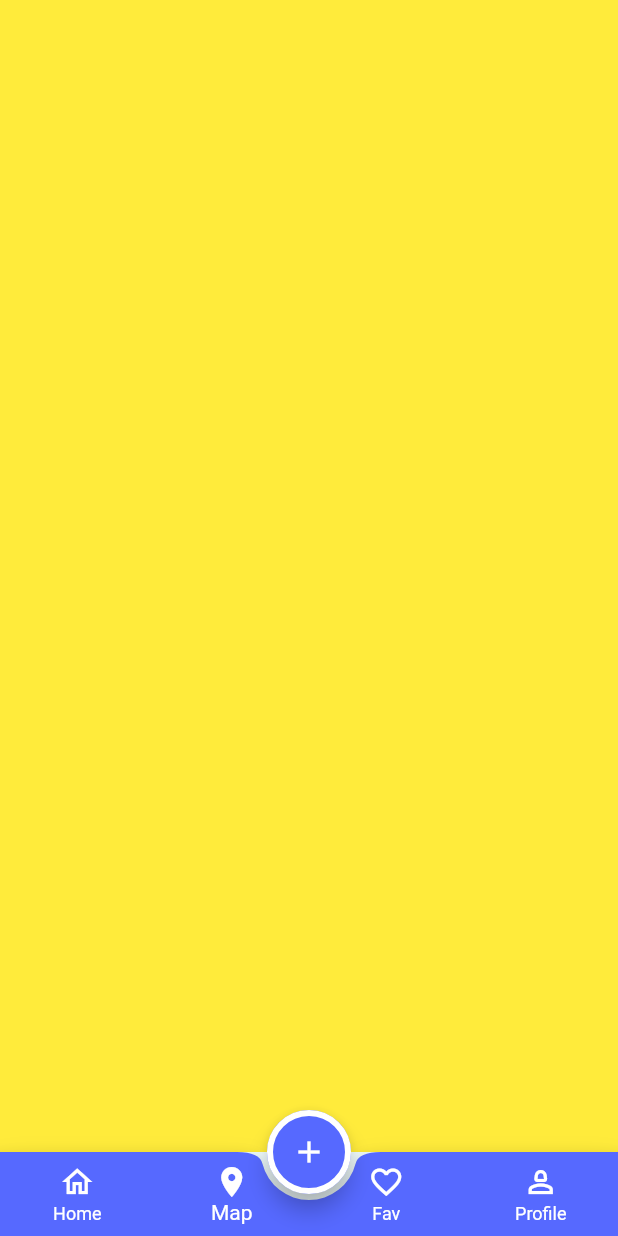
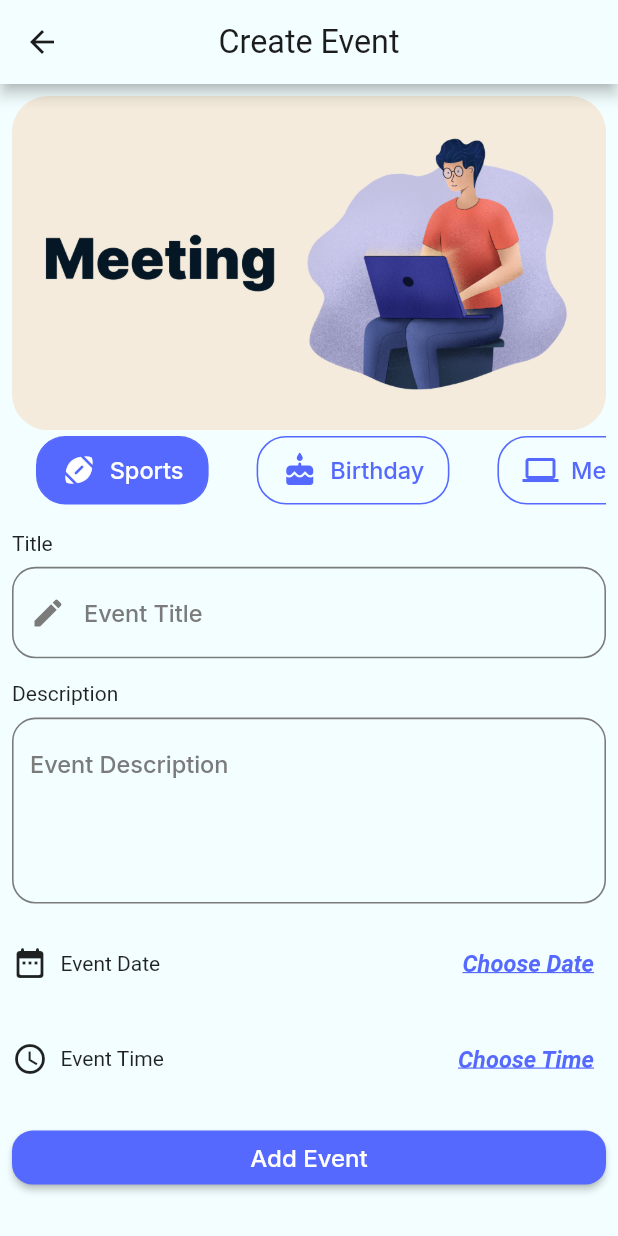
Before and after one commit to muhammedSaadX1/Evently-C15-Mon, a Flutter app: the screen it shows after launch, item 2 of the bottom bar chosen, after a tap on the "add" icon, on a phone screen of 412 x 824 dp. Run offline on Flutter 3.47's test engine with Material 3 defaults, Android fonts, the phone set to English and light mode, and no system bars; our stand-ins replace flutter_screenutil, google_fonts.

Commit message:
finished create event screen ui

```diff
--- a/lib/config/theme/theme_manager.dart
+++ b/lib/config/theme/theme_manager.dart
@@ -34,7 +34,7 @@ abstract class ThemeManager{
       hintStyle: GoogleFonts.inter(
         fontSize: 16.sp,
         fontWeight: FontWeight.w500,
-        color: ColorsManager.blue,
+        color: ColorsManager.grey,
       ) ,
 
         labelStyle: GoogleFonts.inter(
--- a/lib/core/routes_manager.dart
+++ b/lib/core/routes_manager.dart
@@ -1,5 +1,6 @@
 import 'package:evently_c15_mon/features/authentication/login/login_screen.dart';
 import 'package:evently_c15_mon/features/authentication/register/register_screen.dart';
+import 'package:evently_c15_mon/features/create_event/create_event.dart';
 import 'package:evently_c15_mon/features/main_layout/layout.dart';
 import 'package:flutter/cupertino.dart';
 
@@ -7,6 +8,7 @@ class RoutesManger{
   static const String login = "/login";
   static const String register = "/register";
   static const String mainLayout = "/mainLayout";
+  static const String createEvent = "/createEvent";
 
   static Route? getRoute(RouteSettings settings){
     switch(settings.name){
@@ -21,6 +23,10 @@ class RoutesManger{
         return CupertinoPageRoute(builder: (context) => LayoutScreen(),);
 
       }
+      case createEvent:{
+        return CupertinoPageRoute(builder: (context) => CreateEvent(),);
+
+      }
 
     }
   }
--- a/lib/features/main_layout/home/category_item.dart
+++ b/lib/core/widgets/category_item.dart
@@ -24,7 +24,7 @@ class CategoryItem extends StatelessWidget {
       padding: REdgeInsets.symmetric(vertical: 10, horizontal: 16),
       decoration: BoxDecoration(
           borderRadius: BorderRadius.circular(20.r),
-          border: Border.all(color: ColorsManager.whiteBlue, width: 1.w),
+          border: Border.all(color: selectedBackgroundColor, width: 1.w),
           color: isSelected ? selectedBackgroundColor : unSelectedBackgroundColor
       ),
       child: Row(
--- /dev/null
+++ b/lib/core/widgets/custom_tab_bar.dart
@@ -0,0 +1,61 @@
+import 'package:evently_c15_mon/core/colors_manager.dart';
+import 'package:evently_c15_mon/core/widgets/category_item.dart';
+import 'package:evently_c15_mon/models/category_model.dart';
+
+import 'package:flutter/material.dart';
+
+class CustomTabBar extends StatefulWidget {
+  const CustomTabBar({
+    super.key,
+    required this.categories,
+    required this.selectedBackgroundColor,
+    required this.unSelectedBackgroundColor,
+    required this.selectedForegroundColor,
+    required this.unSelectedForegroundColor,
+
+  });
+
+  final List<CategoryModel> categories;
+  final Color selectedBackgroundColor;
+  final Color unSelectedBackgroundColor;
+  final Color selectedForegroundColor;
+  final Color unSelectedForegroundColor;
+
+
+  @override
+  State<CustomTabBar> createState() => _CustomTabBarState();
+}
+
+class _CustomTabBarState extends State<CustomTabBar> {
+  int selectedIndexTab = 0;
+
+  @override
+  Widget build(BuildContext context) {
+    return DefaultTabController(
+      length: widget.categories.length,
+      child: TabBar(
+        tabAlignment: TabAlignment.start,
+        indicatorColor: Colors.transparent,
+        onTap: (index) {
+          setState(() {
+            selectedIndexTab = index;
+          });
+        },
+        isScrollable: true,
+        tabs:
+            widget.categories.map((category) {
+              print(widget.categories.indexOf(category));
+              return CategoryItem(
+                category: category,
+                selectedBackgroundColor: widget.selectedBackgroundColor,
+                unSelectedBackgroundColor: widget.unSelectedBackgroundColor,
+                selectedForegroundColor: widget.selectedForegroundColor,
+                unSelectedForegroundColor: widget.unSelectedForegroundColor,
+                isSelected:
+                    widget.categories.indexOf(category) == selectedIndexTab,
+              );
+            }).toList(),
+      ),
+    );
+  }
+}
--- a/lib/core/widgets/custom_text_form_field.dart
+++ b/lib/core/widgets/custom_text_form_field.dart
@@ -12,6 +12,7 @@ class CustomTextFormField extends StatelessWidget {
     this.suffixIcon,
     this.keyboardType = TextInputType.text,
     this.hint,
+    this.maxLines = 1,
   });
 
   final String?label;
@@ -20,20 +21,23 @@ class CustomTextFormField extends StatelessWidget {
   final IconData? prefixIcon;
   final IconData? suffixIcon;
   final Color prefixIconColor;
+  final int maxLines ;
 
   @override
   Widget build(BuildContext context) {
     return TextFormField(
+      maxLines: maxLines,
       style: GoogleFonts.inter(color: ColorsManager.black, fontSize: 18.sp, fontWeight: FontWeight.w400),
       keyboardType: keyboardType,
       decoration: InputDecoration(
         hintText: hint,
 
         labelText: label,
+        prefixIconColor: prefixIconColor,
 
         prefixIcon:
             prefixIcon != null
-                ? Icon(prefixIcon, color:prefixIconColor)
+                ? Icon(prefixIcon,)
                 : null,
         suffixIcon:
             suffixIcon != null
--- /dev/null
+++ b/lib/features/create_event/create_event.dart
@@ -0,0 +1,79 @@
+import 'package:evently_c15_mon/core/assets_manager.dart';
+import 'package:evently_c15_mon/core/colors_manager.dart';
+import 'package:evently_c15_mon/core/widgets/custom_elevated_button.dart';
+import 'package:evently_c15_mon/core/widgets/custom_tab_bar.dart';
+import 'package:evently_c15_mon/core/widgets/custom_text_button.dart';
+import 'package:evently_c15_mon/core/widgets/custom_text_form_field.dart';
+import 'package:evently_c15_mon/models/category_model.dart';
+import 'package:flutter/material.dart';
+import 'package:flutter_screenutil/flutter_screenutil.dart';
+
+class CreateEvent extends StatelessWidget {
+  const CreateEvent({super.key});
+
+  @override
+  Widget build(BuildContext context) {
+    return Scaffold(
+      appBar: AppBar(title: Text("Create Event")),
+      body: Padding(
+        padding: const EdgeInsets.all(8.0),
+        child: SingleChildScrollView(
+          child: Column(
+            crossAxisAlignment: CrossAxisAlignment.stretch,
+            children: [
+              ClipRRect(
+                borderRadius: BorderRadius.circular(24),
+                child: Image.asset(ImageAssets.meeting),
+              ),
+              SizedBox(height: 4.h),
+              CustomTabBar(
+                categories: CategoryModel.categories,
+                selectedBackgroundColor: ColorsManager.blue,
+                unSelectedBackgroundColor: Colors.transparent,
+                selectedForegroundColor: ColorsManager.white,
+                unSelectedForegroundColor: ColorsManager.blue,
+              ),
+              SizedBox(height: 16.h,),
+              Text("Title"),
+              SizedBox(height: 8.h,),
+              CustomTextFormField(prefixIcon: Icons.edit, hint: "Event Title",),
+              SizedBox(height: 16.h,),
+              Text("Description"),
+              SizedBox(height: 8.h,),
+              CustomTextFormField( hint: "Event Description",maxLines: 4,),
+              SizedBox(height: 16.h,),
+              Row(
+                children: [
+                  Icon(Icons.date_range_rounded),
+                  SizedBox(width: 8.w,),
+                  Text("Event Date"),
+                  Spacer(),
+                  CustomTextButton(title: "Choose Date", onPressed: (){
+                    showDatePicker(context: context, firstDate: DateTime.now(), lastDate: DateTime.now().add(Duration(days: 356)));
+                  }
+                  )
+                ],
+              ),
+              SizedBox(height: 16.h,),
+              Row(
+                children: [
+                  Icon(Icons.access_time_outlined),
+                  SizedBox(width: 8.w,),
+                  Text("Event Time"),
+                  Spacer(),
+                  CustomTextButton(title: "Choose Time", onPressed: (){
+                    showTimePicker(context: context, initialTime: TimeOfDay.now());
+                  }
+                  ),
+
+                ],
+              ),
+              SizedBox(height: 18,),
+              CustomElevatedButton(title: "Add Event")
+            ],
+          ),
+        ),
+      ),
+    );
+  }
+}
--- a/lib/features/main_layout/home/home.dart
+++ b/lib/features/main_layout/home/home.dart
@@ -1,5 +1,6 @@
 import 'package:evently_c15_mon/core/colors_manager.dart';
-import 'package:evently_c15_mon/features/main_layout/home/category_item.dart';
+import 'package:evently_c15_mon/core/widgets/category_item.dart';
+import 'package:evently_c15_mon/core/widgets/custom_tab_bar.dart';
 import 'package:evently_c15_mon/features/main_layout/home/event_item.dart';
 import 'package:evently_c15_mon/models/category_model.dart';
 import 'package:flutter/material.dart';
@@ -14,19 +15,7 @@ class Home extends StatefulWidget {
 }
 
 class _HomeState extends State<Home> {
-  List<CategoryModel> categories = [
-    CategoryModel(name: "All", icon: Icons.all_inclusive),
-    CategoryModel(name: "Sports", icon: Icons.sports_football_rounded),
-    CategoryModel(name: "Birthday", icon: Icons.cake_rounded),
-    CategoryModel(name: "Meeting", icon: Icons.laptop),
-    CategoryModel(name: "Gaming", icon: Icons.gamepad_rounded),
-    CategoryModel(name: "Eating", icon: Icons.local_pizza_rounded),
-    CategoryModel(name: "Holiday", icon: Icons.holiday_village_rounded),
-    CategoryModel(name: "Exhibition", icon: Icons.water_drop_outlined),
-    CategoryModel(name: "WorkShop", icon: Icons.workspaces_rounded),
-    CategoryModel(name: "BookClub", icon: Icons.book_online),
-  ];
-  int selectedIndexTab = 0;
+
 
   @override
   Widget build(BuildContext context) {
@@ -103,40 +92,19 @@ class _HomeState extends State<Home> {
                     ],
                   ),
                   SizedBox(height: 8),
-                  DefaultTabController(
-                    length: categories.length,
-                    child: TabBar(
-                      tabAlignment: TabAlignment.start,
-                      indicatorColor: Colors.transparent,
-                      onTap: (index) {
-                        setState(() {
-                          selectedIndexTab = index;
-                        });
-                      },
-                      isScrollable: true,
-                      tabs:
-                          categories.map((category) {
-                            print(categories.indexOf(category));
-                            return CategoryItem(
-                              category: category,
-                              selectedBackgroundColor: ColorsManager.whiteBlue,
-                              unSelectedBackgroundColor: Colors.transparent,
-                              selectedForegroundColor: ColorsManager.blue,
-                              unSelectedForegroundColor:
-                                  ColorsManager.whiteBlue,
-                              isSelected:
-                                  categories.indexOf(category) ==
-                                  selectedIndexTab,
-                            );
-                          }).toList(),
-                    ),
-                  ),
+                  CustomTabBar(categories: CategoryModel.categoriesWithAll,
+                      selectedBackgroundColor: ColorsManager.whiteBlue,
+                      unSelectedBackgroundColor: Colors.transparent,
+                      selectedForegroundColor: ColorsManager.blue,
+                      unSelectedForegroundColor: ColorsManager.whiteBlue
+                       ,),
                 ],
               ),
             ),
           ),
         ),
-  Expanded(child: ListView.builder(itemBuilder: (context, index) => EventItem(),itemCount: 20,))
+        Expanded(child: ListView.builder(
+          itemBuilder: (context, index) => EventItem(), itemCount: 20,))
       ],
     );
   }
--- a/lib/features/main_layout/layout.dart
+++ b/lib/features/main_layout/layout.dart
@@ -1,4 +1,5 @@
 import 'package:evently_c15_mon/core/colors_manager.dart';
+import 'package:evently_c15_mon/core/routes_manager.dart';
 import 'package:evently_c15_mon/features/main_layout/fav/fav.dart';
 import 'package:evently_c15_mon/features/main_layout/home/home.dart';
 import 'package:evently_c15_mon/features/main_layout/maps/map.dart';
@@ -21,7 +22,9 @@ class _LayoutScreenState extends State<LayoutScreen> {
     return Scaffold(
       floatingActionButtonLocation: FloatingActionButtonLocation.centerDocked,
       floatingActionButton: FloatingActionButton(
-        onPressed: () {},
+        onPressed: () {
+          Navigator.pushNamed(context, RoutesManger.createEvent);
+        },
         child: Icon(Icons.add),
       ),
       body: _tabs[_selectedIndex],
--- a/lib/models/category_model.dart
+++ b/lib/models/category_model.dart
@@ -1,7 +1,33 @@
 import 'package:flutter/cupertino.dart';
+import 'package:flutter/material.dart';
 
 class CategoryModel {
- final  String name;
- final  IconData icon;
+  final String name;
+  final IconData icon;
+
   const CategoryModel({required this.name, required this.icon});
+
+  static List<CategoryModel> categoriesWithAll = [
+    CategoryModel(name: "All", icon: Icons.all_inclusive),
+    CategoryModel(name: "Sports", icon: Icons.sports_football_rounded),
+    CategoryModel(name: "Birthday", icon: Icons.cake_rounded),
+    CategoryModel(name: "Meeting", icon: Icons.laptop),
+    CategoryModel(name: "Gaming", icon: Icons.gamepad_rounded),
+    CategoryModel(name: "Eating", icon: Icons.local_pizza_rounded),
+    CategoryModel(name: "Holiday", icon: Icons.holiday_village_rounded),
+    CategoryModel(name: "Exhibition", icon: Icons.water_drop_outlined),
+    CategoryModel(name: "WorkShop", icon: Icons.workspaces_rounded),
+    CategoryModel(name: "BookClub", icon: Icons.book_online),
+  ];
+  static List<CategoryModel> categories = [
+    CategoryModel(name: "Sports", icon: Icons.sports_football_rounded),
+    CategoryModel(name: "Birthday", icon: Icons.cake_rounded),
+    CategoryModel(name: "Meeting", icon: Icons.laptop),
+    CategoryModel(name: "Gaming", icon: Icons.gamepad_rounded),
+    CategoryModel(name: "Eating", icon: Icons.local_pizza_rounded),
+    CategoryModel(name: "Holiday", icon: Icons.holiday_village_rounded),
+    CategoryModel(name: "Exhibition", icon: Icons.water_drop_outlined),
+    CategoryModel(name: "WorkShop", icon: Icons.workspaces_rounded),
+    CategoryModel(name: "BookClub", icon: Icons.book_online),
+  ];
 }
```
